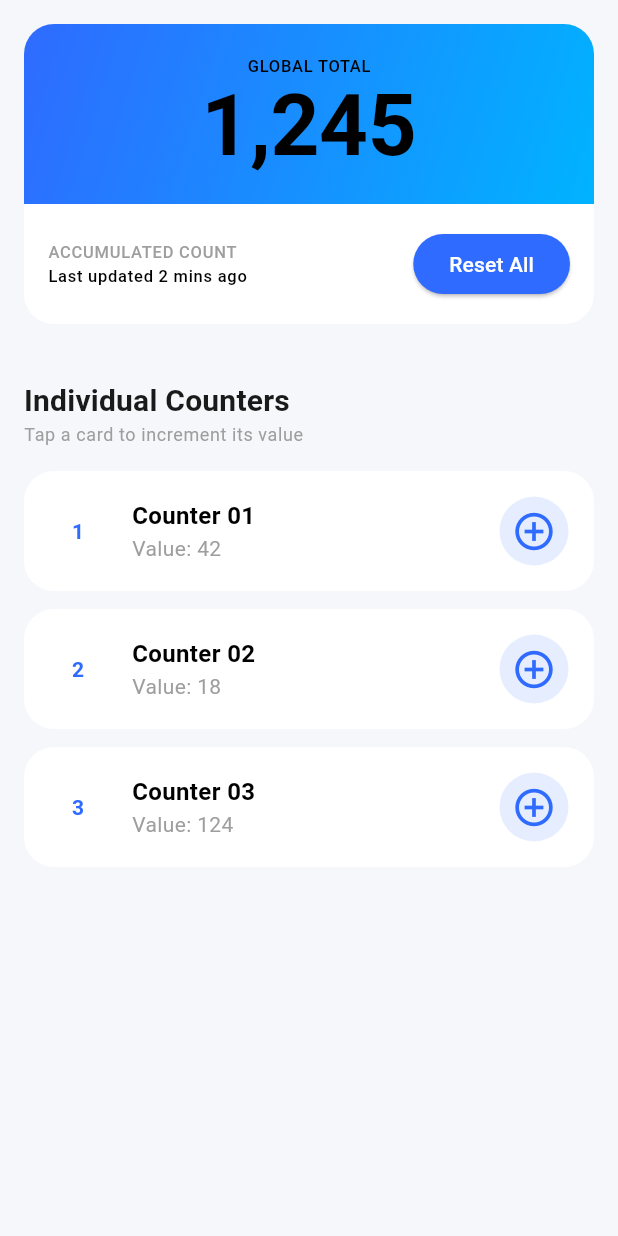
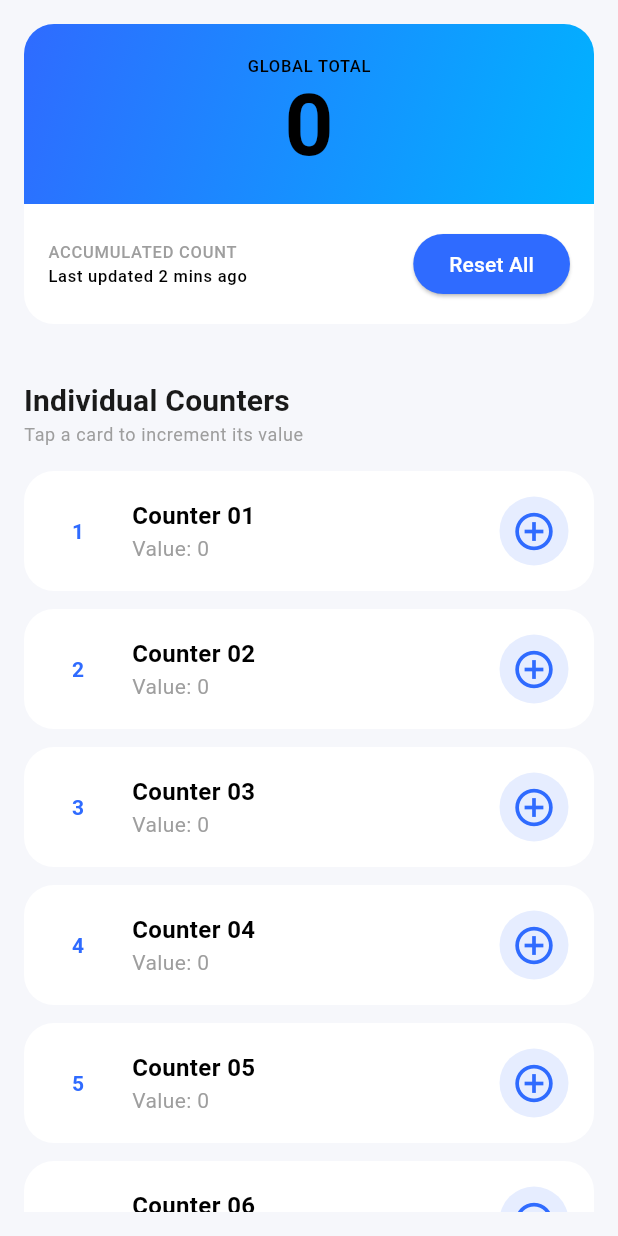
Before and after one commit to km185n123/number_list, a Flutter app: the screen it shows after launch, on a phone screen of 412 x 824 dp. Run offline on Flutter 3.47's test engine with Material 3 defaults, Android fonts, the phone set to English and light mode, and no system bars; our stand-ins replace either_dart, equatable, flutter_bloc, shared_preferences.

Commit message:
A block state manager is implemented

```diff
--- a/lib/features/home/domain/entities/number_item.dart
+++ b/lib/features/home/domain/entities/number_item.dart
@@ -1,4 +1,6 @@
-class NumberItem {
+import 'package:equatable/equatable.dart';
+
+class NumberItem extends Equatable {
   final int index;
   final int value;
 
@@ -7,4 +9,7 @@
   NumberItem incremented() {
     return NumberItem(index: index, value: value + 1);
   }
+
+  @override
+  List<Object> get props => [index, value];
 }
--- /dev/null
+++ b/lib/features/home/presentation/bloc/home_bloc.dart
@@ -0,0 +1,64 @@
+import 'package:flutter_bloc/flutter_bloc.dart';
+import '../../domain/usecases/get_numbers_usecase.dart';
+import '../../domain/usecases/increment_number_usecase.dart';
+import '../../domain/usecases/reset_numbers_usecase.dart';
+import '../../domain/usecases/calculate_total_usecase.dart';
+import 'package:number_list/features/home/presentation/bloc/home_event.dart';
+import 'package:number_list/features/home/presentation/bloc/home_state.dart';
+
+class HomeBloc extends Bloc<HomeEvent, HomeState> {
+  final GetNumbersUseCase getNumbersUseCase;
+  final IncrementNumberUseCase incrementNumberUseCase;
+  final ResetNumbersUseCase resetNumbersUseCase;
+  final CalculateTotalUseCase calculateTotalUseCase;
+
+  HomeBloc({
+    required this.getNumbersUseCase,
+    required this.incrementNumberUseCase,
+    required this.resetNumbersUseCase,
+    required this.calculateTotalUseCase,
+  }) : super(HomeLoading()) {
+    on<LoadNumbers>(_onLoadNumbers);
+    on<IncrementNumber>(_onIncrementNumber);
+    on<ResetNumbers>(_onResetNumbers);
+  }
+
+  Future<void> _onLoadNumbers(
+    LoadNumbers event,
+    Emitter<HomeState> emit,
+  ) async {
+    final result = getNumbersUseCase.call();
+    result.fold(
+      (failure) => emit(HomeError(failure.message)),
+      (numbers) => emit(
+        HomeLoaded(numbers: numbers, total: calculateTotalUseCase(numbers)),
+      ),
+    );
+  }
+
+  Future<void> _onIncrementNumber(
+    IncrementNumber event,
+    Emitter<HomeState> emit,
+  ) async {
+    final result = incrementNumberUseCase.call(event.index);
+    result.fold(
+      (failure) => emit(HomeError(failure.message)),
+      (numbers) => emit(
+        HomeLoaded(numbers: numbers, total: calculateTotalUseCase(numbers)),
+      ),
+    );
+  }
+
+  Future<void> _onResetNumbers(
+    ResetNumbers event,
+    Emitter<HomeState> emit,
+  ) async {
+    final result = resetNumbersUseCase.call();
+    result.fold(
+      (failure) => emit(HomeError(failure.message)),
+      (numbers) => emit(
+        HomeLoaded(numbers: numbers, total: calculateTotalUseCase(numbers)),
+      ),
+    );
+  }
+}
--- /dev/null
+++ b/lib/features/home/presentation/bloc/home_event.dart
@@ -0,0 +1,21 @@
+import 'package:equatable/equatable.dart';
+
+abstract class HomeEvent extends Equatable {
+  const HomeEvent();
+
+  @override
+  List<Object> get props => [];
+}
+
+class LoadNumbers extends HomeEvent {}
+
+class IncrementNumber extends HomeEvent {
+  final int index;
+
+  const IncrementNumber(this.index);
+
+  @override
+  List<Object> get props => [index];
+}
+
+class ResetNumbers extends HomeEvent {}
--- /dev/null
+++ b/lib/features/home/presentation/bloc/home_state.dart
@@ -0,0 +1,30 @@
+import 'package:equatable/equatable.dart';
+import '../../domain/entities/number_item.dart';
+
+abstract class HomeState extends Equatable {
+  const HomeState();
+
+  @override
+  List<Object> get props => [];
+}
+
+class HomeLoading extends HomeState {}
+
+class HomeLoaded extends HomeState {
+  final List<NumberItem> numbers;
+  final int total;
+
+  const HomeLoaded({required this.numbers, required this.total});
+
+  @override
+  List<Object> get props => [numbers, total];
+}
+
+class HomeError extends HomeState {
+  final String message;
+
+  const HomeError(this.message);
+
+  @override
+  List<Object> get props => [message];
+}
--- a/lib/features/home/presentation/ui/sections/counters_section.dart
+++ b/lib/features/home/presentation/ui/sections/counters_section.dart
@@ -1,5 +1,8 @@
 import 'package:flutter/material.dart';
+import 'package:flutter_bloc/flutter_bloc.dart';
 import 'package:number_list/core/widgets/labels/section_title.dart';
+import 'package:number_list/features/home/presentation/bloc/home_bloc.dart';
+import 'package:number_list/features/home/presentation/bloc/home_state.dart';
 import '../widgets/counter_item.dart';
 import 'package:number_list/l10n/app_localizations.dart';
 
@@ -18,12 +21,29 @@
           ),
           const SizedBox(height: 16),
           Expanded(
-            child: ListView(
-              children: const [
-                CounterItem(name: "Counter 01", value: 42, index: 1),
-                CounterItem(name: "Counter 02", value: 18, index: 2),
-                CounterItem(name: "Counter 03", value: 124, index: 3),
-              ],
+            child: BlocBuilder<HomeBloc, HomeState>(
+              builder: (context, state) {
+                if (state is HomeLoading) {
+                  return const Center(child: CircularProgressIndicator());
+                } else if (state is HomeLoaded) {
+                  return ListView.builder(
+                    itemCount: state.numbers.length,
+                    itemBuilder: (context, index) {
+                      final item = state.numbers[index];
+                      // Display index + 1 for UI friendliness if desired, or item.index
+                      return CounterItem(
+                        name:
+                            "Counter ${item.index.toString().padLeft(2, '0')}",
+                        value: item.value,
+                        index: item.index,
+                      );
+                    },
+                  );
+                } else if (state is HomeError) {
+                  return Center(child: Text(state.message));
+                }
+                return const SizedBox.shrink();
+              },
             ),
           ),
         ],
--- a/lib/features/home/presentation/ui/sections/global_total_section.dart
+++ b/lib/features/home/presentation/ui/sections/global_total_section.dart
@@ -1,7 +1,12 @@
 import 'package:flutter/material.dart';
+import 'package:flutter_bloc/flutter_bloc.dart';
+import 'package:intl/intl.dart';
 import 'package:number_list/core/widgets/buttons/primary_button.dart';
 import 'package:number_list/core/widgets/cards/base_card.dart';
 import 'package:number_list/core/widgets/cards/gradient_card.dart';
+import 'package:number_list/features/home/presentation/bloc/home_bloc.dart';
+import 'package:number_list/features/home/presentation/bloc/home_event.dart';
+import 'package:number_list/features/home/presentation/bloc/home_state.dart';
 
 import 'package:number_list/l10n/app_localizations.dart';
 
@@ -12,6 +17,15 @@
   Widget build(BuildContext context) {
     final textTheme = Theme.of(context).textTheme;
     final colors = Theme.of(context).colorScheme;
+
+    return BlocBuilder<HomeBloc, HomeState>(
+      builder: (context, state) {
+        String totalValue = "...";
+        if (state is HomeLoaded) {
+          totalValue = NumberFormat.decimalPattern().format(state.total);
+        } else if (state is HomeError) {
+          totalValue = "Error"; // Or handle error appropriately
+        }
 
         return BaseCard(
           padding: EdgeInsets.zero,
@@ -25,7 +39,7 @@
                       style: textTheme.labelSmall,
                     ),
                     Text(
-                  "1,245",
+                      totalValue,
                       style: textTheme.displayLarge?.copyWith(
                         fontWeight: FontWeight.bold,
                       ),
@@ -57,7 +71,9 @@
                     ),
                     PrimaryButton(
                       label: AppLocalizations.of(context)!.resetAll,
-                  onPressed: () {},
+                      onPressed: () {
+                        context.read<HomeBloc>().add(ResetNumbers());
+                      },
                     ),
                   ],
                 ),
@@ -65,5 +81,7 @@
             ],
           ),
         );
+      },
+    );
   }
 }
--- a/lib/features/home/presentation/ui/widgets/counter_item.dart
+++ b/lib/features/home/presentation/ui/widgets/counter_item.dart
@@ -1,4 +1,7 @@
 import 'package:flutter/material.dart';
+import 'package:flutter_bloc/flutter_bloc.dart';
+import 'package:number_list/features/home/presentation/bloc/home_bloc.dart';
+import 'package:number_list/features/home/presentation/bloc/home_event.dart';
 import 'package:number_list/l10n/app_localizations.dart';
 import 'package:number_list/core/widgets/avatars/index_avatar.dart';
 import 'package:number_list/core/widgets/buttons/icon_circle_button.dart';
@@ -42,7 +45,12 @@
               ],
             ),
           ),
-          IconCircleButton(icon: Icons.add_circle_outline, onPressed: () {}),
+          IconCircleButton(
+            icon: Icons.add_circle_outline,
+            onPressed: () {
+              context.read<HomeBloc>().add(IncrementNumber(index));
+            },
+          ),
         ],
       ),
     );
--- a/lib/main.dart
+++ b/lib/main.dart
@@ -1,17 +1,54 @@
 import 'package:flutter/material.dart';
+import 'package:flutter_bloc/flutter_bloc.dart';
 import 'package:number_list/core/theme/app_theme.dart';
+import 'package:number_list/features/home/data/datasources/numbers_local_datasource.dart';
+import 'package:number_list/features/home/data/repositories/numbers_repository_impl.dart';
+import 'package:number_list/features/home/domain/usecases/calculate_total_usecase.dart';
+import 'package:number_list/features/home/domain/usecases/get_numbers_usecase.dart';
+import 'package:number_list/features/home/domain/usecases/increment_number_usecase.dart';
+import 'package:number_list/features/home/domain/usecases/reset_numbers_usecase.dart';
+import 'package:number_list/features/home/presentation/bloc/home_bloc.dart';
+import 'package:number_list/features/home/presentation/bloc/home_event.dart';
 import 'package:number_list/l10n/app_localizations.dart';
 import 'package:flutter_localizations/flutter_localizations.dart';
 import 'package:number_list/features/home/presentation/home_screen.dart';
+import 'package:shared_preferences/shared_preferences.dart';
 
-void main() => runApp(const NumberListApp());
+void main() async {
+  WidgetsFlutterBinding.ensureInitialized();
+  final prefs = await SharedPreferences.getInstance();
+
+  // Dependencies
+  final localDataSource = NumbersLocalDataSourceImpl(prefs);
+  final repository = NumbersRepositoryImpl(localDataSource);
+
+  final getNumbersUseCase = GetNumbersUseCase(repository);
+  final incrementNumberUseCase = IncrementNumberUseCase(repository);
+  final resetNumbersUseCase = ResetNumbersUseCase(repository);
+  final calculateTotalUseCase = CalculateTotalUseCase();
+
+  runApp(
+    NumberListApp(
+      homeBloc: HomeBloc(
+        getNumbersUseCase: getNumbersUseCase,
+        incrementNumberUseCase: incrementNumberUseCase,
+        resetNumbersUseCase: resetNumbersUseCase,
+        calculateTotalUseCase: calculateTotalUseCase,
+      )..add(LoadNumbers()),
+    ),
+  );
+}
 
 class NumberListApp extends StatelessWidget {
-  const NumberListApp({super.key});
+  final HomeBloc homeBloc;
+
+  const NumberListApp({super.key, required this.homeBloc});
 
   @override
   Widget build(BuildContext context) {
-    return MaterialApp(
+    return BlocProvider.value(
+      value: homeBloc,
+      child: MaterialApp(
         debugShowCheckedModeBanner: false,
         localizationsDelegates: const [
           AppLocalizations.delegate,
@@ -24,6 +61,7 @@
         darkTheme: AppTheme.darkTheme,
         themeMode: ThemeMode.system,
         home: const HomeScreen(),
+      ),
     );
   }
 }
--- a/pubspec.yaml
+++ b/pubspec.yaml
@@ -34,6 +34,8 @@
     sdk: flutter
   intl: ^0.20.2
   shared_preferences: ^2.2.2
+  flutter_bloc: ^8.1.3
+  equatable: ^2.0.5
 
   # The following adds the Cupertino Icons font to your application.
   # Use with the CupertinoIcons class for iOS style icons.
@@ -43,6 +45,10 @@
 dev_dependencies:
   flutter_test:
     sdk: flutter
+  bloc_test: ^9.1.5
+  mockito: ^5.4.4
+  build_runner: ^2.4.6
+  mocktail: ^1.0.0
 
   # The "flutter_lints" package below contains a set of recommended lints to
   # encourage good coding practices. The lint set provided by the package is
```
Also changed, not shown: 3 other files. Lines whose indentation alone changed are shown as unchanged.
